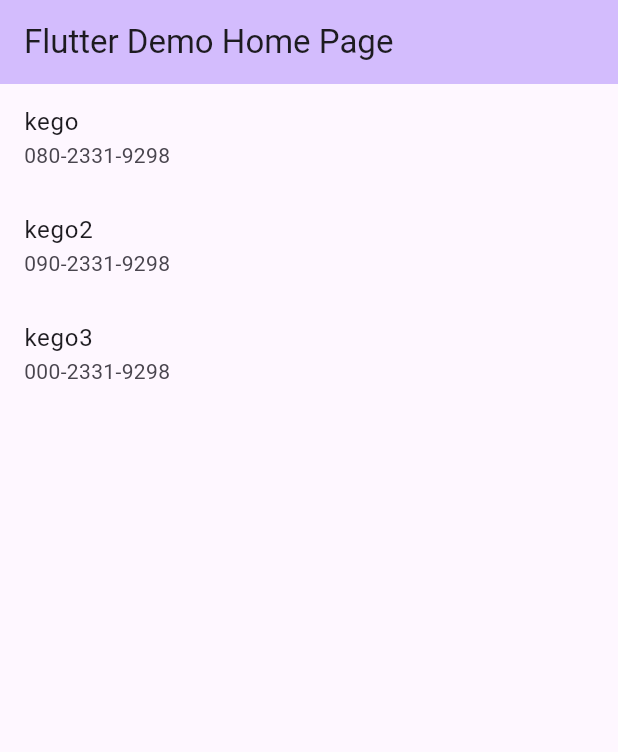
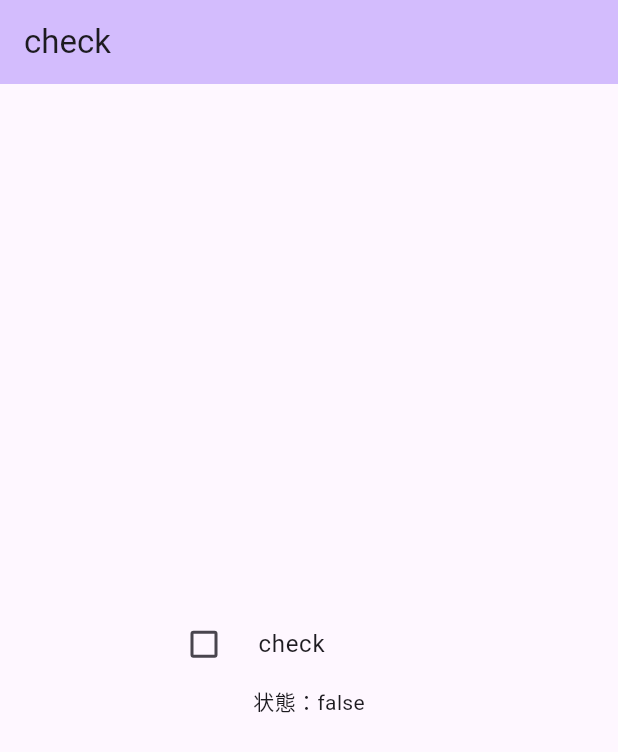
Before and after one commit to keigo-kanou-va/practice, a Flutter app: the screen it shows after launch, on a phone screen of 412 x 824 dp. Shown: the top 752 px of the screen. Run offline on Flutter 3.47's test engine with Material 3 defaults, Android fonts, the phone set to English and light mode, and no system bars.

Commit message:
チェックボックス

```diff
--- a/lib/main.dart
+++ b/lib/main.dart
@@ -21,87 +21,55 @@ class MyApp extends StatelessWidget {
       ),
 
       //homeはMyHomePageクラスを呼び出し
-      home: const MyHomePage(title: 'Flutter Demo Home Page'),
+      home: const MyHomePage(),
     );
   }
 }
 
-//MyHomePageクラスを定義
-//ステートフルWidget
 class MyHomePage extends StatefulWidget {
-  const MyHomePage({super.key, required this.title});
-
-  final String title;
+  const MyHomePage({super.key});
 
   @override
   State<MyHomePage> createState() => _MyHomePageState();
 }
 
-//_MyHomePageStateを定義
 class _MyHomePageState extends State<MyHomePage> {
-  List<Map<String, dynamic>> contacts = [
-    {'name': 'kego', 'number': '080-2331-9298', 'address': '千葉'},
-    {'name': 'kego2', 'number': '090-2331-9298', 'address': '千葉2'},
-    {'name': 'kego3', 'number': '000-2331-9298', 'address': '千葉3'},
-  ];
+  bool isChecked = false;
+
+  void _ChangeBox() {
+// Suggested code may be subject to a license. Learn more: ~LicenseLog:417941161.
+    setState(() {
+      isChecked = !isChecked;
+    });
+  }
 
   @override
   Widget build(BuildContext context) {
     return Scaffold(
       appBar: AppBar(
+        title: Text('check'),
+// Suggested code may be subject to a license. Learn more: ~LicenseLog:330172529.
         backgroundColor: Theme.of(context).colorScheme.inversePrimary,
-        title: Text(widget.title),
       ),
-      body: ListView.builder(
-        itemCount: contacts.length,
-        itemBuilder: (context, index) {
-          return ListTile(
-            title: Text(contacts[index]['name']),
-            subtitle: Text(contacts[index]['number']),
-            onTap: () {
-              Navigator.push(
-                context,
-                MaterialPageRoute(
-// Suggested code may be subject to a license. Learn more: ~LicenseLog:596375294.
-                  builder: (context) => DetailPage(contact: contacts[index]),
-                ),
-              );
-            },
-          );
-        },
+      body: Center(
+        child: Column(
+          mainAxisAlignment: MainAxisAlignment.center,
+          children: [
+            Padding(
+              padding: const EdgeInsets.only(left: 100.0),
+              child: CheckboxListTile(
+                title: const Text('check'),
+                controlAffinity: ListTileControlAffinity.leading,
+                value: isChecked,
+                onChanged: (value) {
+                  _ChangeBox();
+                },
+              ),
+            ),
+            Text('状態：${isChecked}'),
+          ],
+        ),
       ),
     );
   }
 }
-
-class DetailPage extends StatelessWidget {
-  const DetailPage({
-    super.key,
-// Suggested code may be subject to a license. Learn more: ~LicenseLog:4287042695.
-    required this.contact,
-  });
-
-  final Map<String, dynamic> contact;
-
-  @override
-  Widget build(BuildContext context) {
-    return Scaffold(
-      appBar: AppBar(
-        backgroundColor: Theme.of(context).colorScheme.inversePrimary,
-        title: Text(contact['name']),
-      ),
-      body: Column(
-        children: [
-          Text('名前: ${contact['name']}'),
-          Text('電話番号: ${contact['number']}'),
-          Text('住所: ${contact['address']}'),
-          ElevatedButton(
-              onPressed: () {
-                Navigator.pop(context);
-              },
-              child: Text('戻る'))
-        ],
-      ),
-    );
-  }
-}
```
